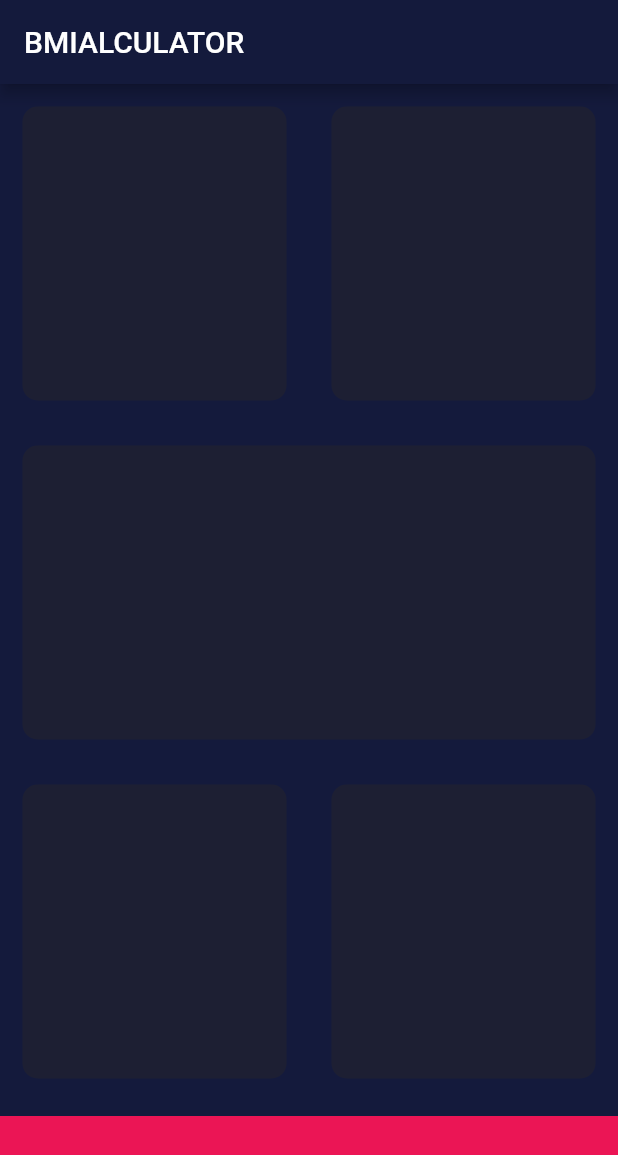
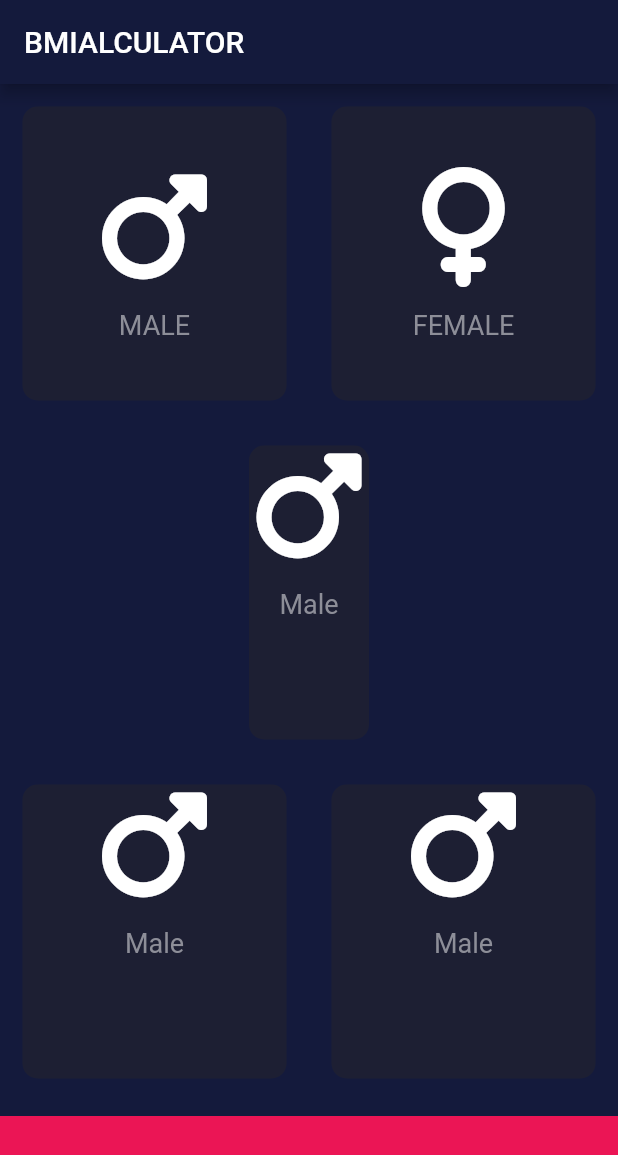
Before and after one commit to mtalharana/bmi_calculator_flutter, a Flutter app: the screen it shows after launch, on a phone screen of 412 x 824 dp. Shown: the top 1155 px of the screen. Run offline on Flutter 3.47's test engine with Material 2 defaults, Android fonts, the phone set to English and light mode, and no system bars; our stand-ins replace font_awesome_flutter.

Commit message:
125 Lesson Done 9 July

```diff
--- a/lib/input_page.dart
+++ b/lib/input_page.dart
@@ -1,6 +1,9 @@
-// ignore_for_file: use_key_in_widget_constructors, library_private_types_in_public_api, prefer_const_constructors_in_immutables, prefer_const_constructors
+// ignore_for_file: use_key_in_widget_constructors, library_private_types_in_public_api, prefer_const_constructors_in_immutables, prefer_const_constructors, camel_case_types
 
 import 'package:flutter/material.dart';
+import 'package:font_awesome_flutter/font_awesome_flutter.dart';
+import 'male_female.dart';
+import 'reuseable_card.dart';
 
 const bottomcontainerheight = 80.0;
 const Color activecardcolor = Color(0xff1D1F33);
@@ -27,25 +30,91 @@ class _InputPageState extends State<InputPage> {
                   Expanded(
                     child: ReuseableCard(
                       cardcolor: activecardcolor,
+                      cardchild: male_female(
+                        icon: FontAwesomeIcons.mars,
+                        label: 'MALE',
+                      ),
                     ),
                   ),
                   Expanded(
-                    child: ReuseableCard(cardcolor: activecardcolor),
+                    child: ReuseableCard(
+                      cardcolor: activecardcolor,
+                      cardchild: male_female(
+                        icon: FontAwesomeIcons.venus,
+                        label: 'FEMALE',
+                      ),
+                    ),
                   ),
                 ],
               ),
             ),
             Expanded(
-              child: ReuseableCard(cardcolor: activecardcolor),
+              child: ReuseableCard(
+                cardcolor: activecardcolor,
+                cardchild: Column(
+                  // ignore: prefer_const_literals_to_create_immutables
+                  children: <Widget>[
+                    Icon(
+                      FontAwesomeIcons.mars,
+                      size: 80.0,
+                    ),
+                    SizedBox(
+                      height: 15,
+                    ),
+                    Text(
+                      'Male',
+                      style: TextStyle(fontSize: 18, color: Color(0xff8d8e98)),
+                    )
+                  ],
+                ),
+              ),
             ),
             Expanded(
               child: Row(
                 children: [
                   Expanded(
-                    child: ReuseableCard(cardcolor: activecardcolor),
+                    child: ReuseableCard(
+                      cardcolor: activecardcolor,
+                      cardchild: Column(
+                        // ignore: prefer_const_literals_to_create_immutables
+                        children: <Widget>[
+                          Icon(
+                            FontAwesomeIcons.mars,
+                            size: 80.0,
+                          ),
+                          SizedBox(
+                            height: 15,
+                          ),
+                          Text(
+                            'Male',
+                            style: TextStyle(
+                                fontSize: 18, color: Color(0xff8d8e98)),
+                          )
+                        ],
+                      ),
+                    ),
                   ),
                   Expanded(
-                    child: ReuseableCard(cardcolor: activecardcolor),
+                    child: ReuseableCard(
+                      cardcolor: activecardcolor,
+                      cardchild: Column(
+                        // ignore: prefer_const_literals_to_create_immutables
+                        children: <Widget>[
+                          Icon(
+                            FontAwesomeIcons.mars,
+                            size: 80.0,
+                          ),
+                          SizedBox(
+                            height: 15,
+                          ),
+                          Text(
+                            'Male',
+                            style: TextStyle(
+                                fontSize: 18, color: Color(0xff8d8e98)),
+                          )
+                        ],
+                      ),
+                    ),
                   ),
                 ],
               ),
@@ -62,18 +131,3 @@ class _InputPageState extends State<InputPage> {
     );
   }
 }
-
-class ReuseableCard extends StatelessWidget {
-  ReuseableCard({required this.cardcolor});
-  final Color cardcolor;
-  @override
-  Widget build(BuildContext context) {
-    return Container(
-      decoration: BoxDecoration(
-        color: cardcolor,
-        borderRadius: BorderRadius.circular(10.0),
-      ),
-      margin: const EdgeInsets.all(15),
-    );
-  }
-}
--- /dev/null
+++ b/lib/male_female.dart
@@ -0,0 +1,30 @@
+// ignore_for_file: camel_case_types, use_key_in_widget_constructors, prefer_const_constructors_in_immutables
+
+import 'package:flutter/material.dart';
+
+class male_female extends StatelessWidget {
+  final IconData icon;
+  final String label;
+  male_female({required this.icon, required this.label});
+
+  @override
+  Widget build(BuildContext context) {
+    return Column(
+      mainAxisAlignment: MainAxisAlignment.center,
+      // ignore: prefer_const_literals_to_create_immutables
+      children: <Widget>[
+        Icon(
+          icon,
+          size: 80.0,
+        ),
+        const SizedBox(
+          height: 15,
+        ),
+        Text(
+          label,
+          style: const TextStyle(fontSize: 18, color: Color(0xff8d8e98)),
+        )
+      ],
+    );
+  }
+}
--- /dev/null
+++ b/lib/reuseable_card.dart
@@ -0,0 +1,19 @@
+// ignore_for_file: prefer_const_constructors_in_immutables, use_key_in_widget_constructors
+
+import 'package:flutter/material.dart';
+class ReuseableCard extends StatelessWidget {
+  ReuseableCard({required this.cardcolor, required this.cardchild});
+
+  final Color cardcolor;
+  final Widget cardchild;
+  @override
+  Widget build(BuildContext context) {
+    return Container(
+        decoration: BoxDecoration(
+          color: cardcolor,
+          borderRadius: BorderRadius.circular(10.0),
+        ),
+        margin: const EdgeInsets.all(15),
+        child: cardchild);
+  }
+}
--- a/pubspec.yaml
+++ b/pubspec.yaml
@@ -34,6 +34,7 @@ dependencies:
   # The following adds the Cupertino Icons font to your application.
   # Use with the CupertinoIcons class for iOS style icons.
   cupertino_icons: ^1.0.2
+  font_awesome_flutter: ^10.1.0
 
 dev_dependencies:
   flutter_test:
```
Also changed, not shown: pubspec.lock.
